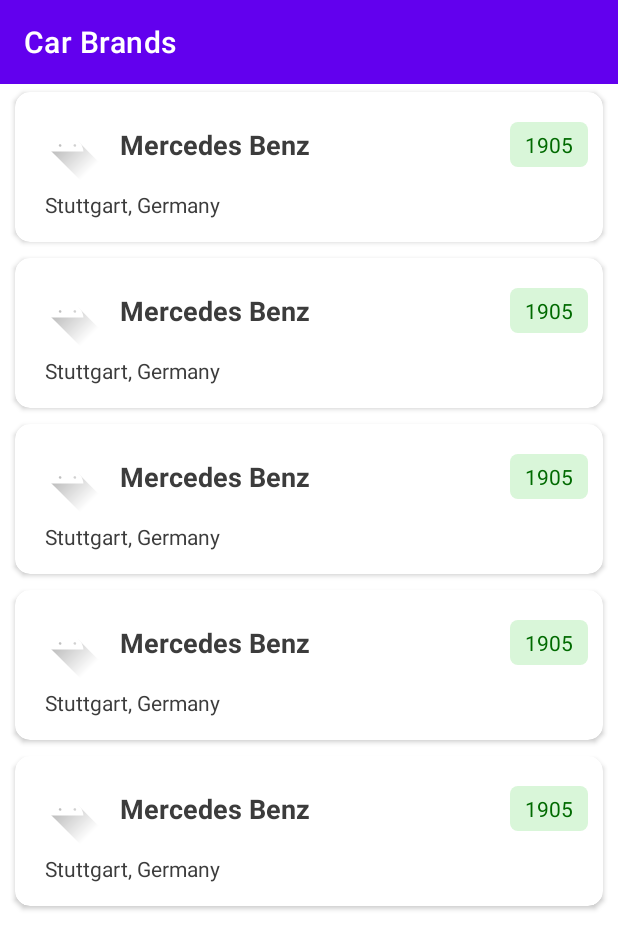
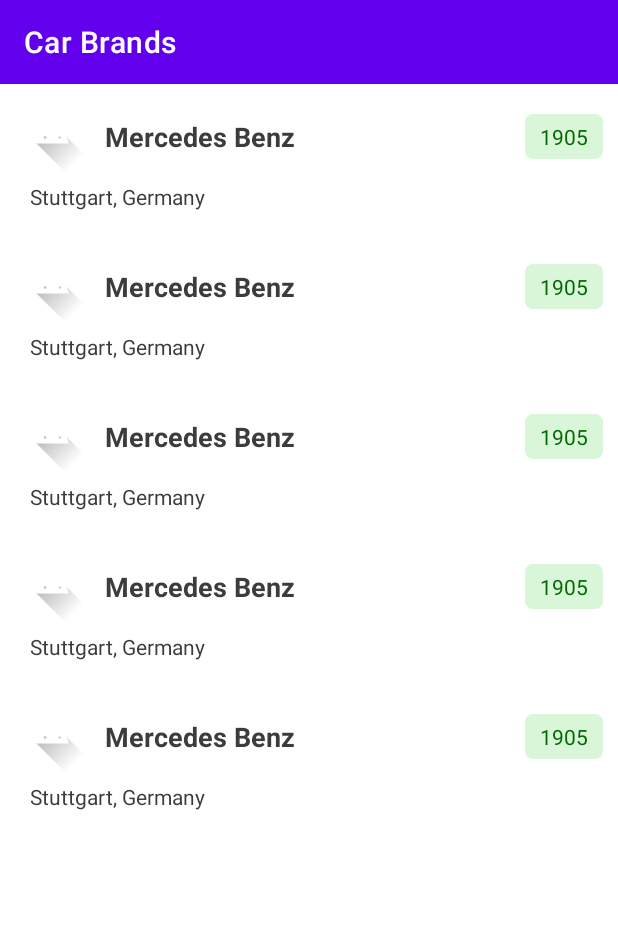
Before and after one commit to ritwikjamuar/PkgRecyclerView, an Android app: the layout activity_demonstration2.xml on its own in the app's theme, with its tools: preview values and no code run, on a phone screen of 412 x 824 dp. Shown: the top 949 px of the screen. Run offline under Robolectric (Android 15) with nearby library versions, the phone set to English and light mode, and no system bars; Roboto replaces fonts that are not available here.

Commit message:
REMOVED THE CarBrandViewHolder as it deemed too much inefficient as Frames were still skipping despite best efforts. Also created CarBrandBasicInfoViewHolder with it's Layout XML item_car_brand_basic_info.xml,

```diff
--- a/app/src/main/res/layout/activity_demonstration2.xml
+++ b/app/src/main/res/layout/activity_demonstration2.xml
@@ -21,6 +21,6 @@
 		android:layout_width="match_parent"
 		android:layout_height="match_parent"
 		tools:itemCount="5"
-		tools:listitem="@layout/item_car_brand" />
+		tools:listitem="@layout/item_car_brand_basic_info" />
 
 </LinearLayout>
--- a/app/src/main/res/layout/item_car_brand.xml
+++ /dev/null
@@ -1,117 +0,0 @@
-<?xml version="1.0" encoding="utf-8"?>
-<androidx.cardview.widget.CardView
-	xmlns:android="http://schemas.android.com/apk/res/android"
-	xmlns:app="http://schemas.android.com/apk/res-auto"
-	xmlns:tools="http://schemas.android.com/tools"
-	android:layout_width="match_parent"
-	android:layout_height="wrap_content"
-	android:layout_marginHorizontal="10dp"
-	android:layout_marginVertical="5dp"
-	app:cardCornerRadius="10dp">
-
-	<androidx.constraintlayout.widget.ConstraintLayout
-		android:layout_width="match_parent"
-		android:layout_height="wrap_content">
-
-		<androidx.constraintlayout.widget.Guideline
-			android:id="@+id/guideline_left"
-			android:layout_width="wrap_content"
-			android:layout_height="wrap_content"
-			android:orientation="vertical"
-			app:layout_constraintGuide_begin="10dp" />
-
-		<androidx.constraintlayout.widget.Guideline
-			android:id="@+id/guideline_right"
-			android:layout_width="wrap_content"
-			android:layout_height="wrap_content"
-			android:orientation="vertical"
-			app:layout_constraintGuide_end="10dp" />
-
-		<androidx.constraintlayout.widget.Guideline
-			android:id="@+id/guideline_top"
-			android:layout_width="wrap_content"
-			android:layout_height="wrap_content"
-			android:orientation="horizontal"
-			app:layout_constraintGuide_begin="10dp" />
-
-		<androidx.constraintlayout.widget.Guideline
-			android:id="@+id/guideline_bottom"
-			android:layout_width="wrap_content"
-			android:layout_height="wrap_content"
-			android:orientation="horizontal"
-			app:layout_constraintGuide_end="10dp" />
-
-		<ImageView
-			android:id="@+id/value_image_car_brand_logo"
-			android:layout_width="50dp"
-			android:layout_height="50dp"
-			android:contentDescription="@string/imcd_car_brand_logo"
-			app:layout_constraintBottom_toTopOf="@id/value_text_car_brand_head_quarter"
-			app:layout_constraintStart_toStartOf="@id/guideline_left"
-			app:layout_constraintTop_toTopOf="@id/guideline_top"
-			tools:src="@drawable/ic_launcher_foreground" />
-
-		<TextView
-			android:id="@+id/value_text_car_brand_name"
-			style="@style/CarBrand.BrandName"
-			android:layout_width="0dp"
-			android:layout_height="0dp"
-			app:layout_constraintBottom_toBottomOf="@id/value_image_car_brand_logo"
-			app:layout_constraintEnd_toEndOf="@id/guideline_right"
-			app:layout_constraintStart_toEndOf="@id/value_image_car_brand_logo"
-			app:layout_constraintTop_toTopOf="@id/value_image_car_brand_logo"
-			tools:text="Mercedes Benz" />
-
-		<TextView
-			android:id="@+id/value_text_car_brand_founded"
-			android:layout_width="wrap_content"
-			android:layout_height="wrap_content"
-			android:background="@drawable/ic_rounded_rectangle_car_brand_founded"
-			android:paddingStart="10dp"
-			android:paddingTop="5dp"
-			android:paddingEnd="10dp"
-			android:paddingBottom="5dp"
-			android:textColor="@color/color_text_car_brand_founded"
-			app:layout_constraintBottom_toBottomOf="@id/value_text_car_brand_name"
-			app:layout_constraintEnd_toEndOf="@id/value_text_car_brand_name"
-			app:layout_constraintTop_toTopOf="@id/value_text_car_brand_name"
-			tools:text="1905" />
-
-		<TextView
-			android:id="@+id/value_text_car_brand_head_quarter"
-			style="@style/CarBrand.HeadQuarter"
-			android:layout_width="0dp"
-			android:layout_height="wrap_content"
-			android:paddingStart="10dp"
-			android:paddingTop="5dp"
-			android:paddingEnd="10dp"
-			android:paddingBottom="5dp"
-			app:layout_constraintBottom_toTopOf="@id/list_car_brand_founders"
-			app:layout_constraintEnd_toEndOf="@id/guideline_right"
-			app:layout_constraintStart_toStartOf="@id/guideline_left"
-			app:layout_constraintTop_toBottomOf="@id/value_image_car_brand_logo"
-			tools:text="Stuttgart, Germany" />
-
-		<androidx.recyclerview.widget.RecyclerView
-			android:id="@+id/list_car_brand_founders"
-			android:layout_width="0dp"
-			android:layout_height="wrap_content"
-			app:layout_constraintBottom_toTopOf="@id/list_car_brand_popular_cars"
-			app:layout_constraintEnd_toEndOf="@id/guideline_right"
-			app:layout_constraintStart_toStartOf="@id/guideline_left"
-			tools:itemCount="2"
-			tools:listitem="@layout/item_car_brand_founder" />
-
-		<androidx.recyclerview.widget.RecyclerView
-			android:id="@+id/list_car_brand_popular_cars"
-			android:layout_width="0dp"
-			android:layout_height="wrap_content"
-			app:layout_constraintBottom_toBottomOf="@id/guideline_bottom"
-			app:layout_constraintEnd_toEndOf="@id/guideline_right"
-			app:layout_constraintStart_toStartOf="@id/guideline_left"
-			tools:itemCount="4"
-			tools:listitem="@layout/item_car_brand_popular_car" />
-
-	</androidx.constraintlayout.widget.ConstraintLayout>
-
-</androidx.cardview.widget.CardView>
--- /dev/null
+++ b/app/src/main/res/layout/item_car_brand_basic_info.xml
@@ -0,0 +1,89 @@
+<?xml version="1.0" encoding="utf-8"?>
+<androidx.constraintlayout.widget.ConstraintLayout
+	xmlns:android="http://schemas.android.com/apk/res/android"
+	xmlns:app="http://schemas.android.com/apk/res-auto"
+	xmlns:tools="http://schemas.android.com/tools"
+	android:layout_width="match_parent"
+	android:layout_height="wrap_content">
+
+	<androidx.constraintlayout.widget.Guideline
+		android:id="@+id/guideline_left"
+		android:layout_width="wrap_content"
+		android:layout_height="wrap_content"
+		android:orientation="vertical"
+		app:layout_constraintGuide_begin="10dp" />
+
+	<androidx.constraintlayout.widget.Guideline
+		android:id="@+id/guideline_right"
+		android:layout_width="wrap_content"
+		android:layout_height="wrap_content"
+		android:orientation="vertical"
+		app:layout_constraintGuide_end="10dp" />
+
+	<androidx.constraintlayout.widget.Guideline
+		android:id="@+id/guideline_top"
+		android:layout_width="wrap_content"
+		android:layout_height="wrap_content"
+		android:orientation="horizontal"
+		app:layout_constraintGuide_begin="10dp" />
+
+	<androidx.constraintlayout.widget.Guideline
+		android:id="@+id/guideline_bottom"
+		android:layout_width="wrap_content"
+		android:layout_height="wrap_content"
+		android:orientation="horizontal"
+		app:layout_constraintGuide_end="10dp" />
+
+	<ImageView
+		android:id="@+id/value_image_car_brand_logo"
+		android:layout_width="50dp"
+		android:layout_height="50dp"
+		android:contentDescription="@string/imcd_car_brand_logo"
+		app:layout_constraintBottom_toTopOf="@id/value_text_car_brand_head_quarter"
+		app:layout_constraintStart_toStartOf="@id/guideline_left"
+		app:layout_constraintTop_toTopOf="@id/guideline_top"
+		app:layout_constraintVertical_chainStyle="spread_inside"
+		tools:src="@drawable/ic_launcher_foreground" />
+
+	<TextView
+		android:id="@+id/value_text_car_brand_name"
+		style="@style/CarBrand.BrandName"
+		android:layout_width="0dp"
+		android:layout_height="0dp"
+		app:layout_constraintBottom_toBottomOf="@id/value_image_car_brand_logo"
+		app:layout_constraintEnd_toEndOf="@id/guideline_right"
+		app:layout_constraintStart_toEndOf="@id/value_image_car_brand_logo"
+		app:layout_constraintTop_toTopOf="@id/value_image_car_brand_logo"
+		tools:text="Mercedes Benz" />
+
+	<TextView
+		android:id="@+id/value_text_car_brand_founded"
+		android:layout_width="wrap_content"
+		android:layout_height="wrap_content"
+		android:background="@drawable/ic_rounded_rectangle_car_brand_founded"
+		android:paddingStart="10dp"
+		android:paddingTop="5dp"
+		android:paddingEnd="10dp"
+		android:paddingBottom="5dp"
+		android:textColor="@color/color_text_car_brand_founded"
+		app:layout_constraintBottom_toBottomOf="@id/value_text_car_brand_name"
+		app:layout_constraintEnd_toEndOf="@id/value_text_car_brand_name"
+		app:layout_constraintTop_toTopOf="@id/value_text_car_brand_name"
+		tools:text="1905" />
+
+	<TextView
+		android:id="@+id/value_text_car_brand_head_quarter"
+		style="@style/CarBrand.HeadQuarter"
+		android:layout_width="0dp"
+		android:layout_height="wrap_content"
+		android:paddingStart="10dp"
+		android:paddingTop="5dp"
+		android:paddingEnd="10dp"
+		android:paddingBottom="5dp"
+		app:layout_constraintBottom_toBottomOf="@id/guideline_bottom"
+		app:layout_constraintEnd_toEndOf="@id/guideline_right"
+		app:layout_constraintStart_toStartOf="@id/guideline_left"
+		app:layout_constraintTop_toBottomOf="@id/value_image_car_brand_logo"
+		tools:text="Stuttgart, Germany" />
+
+</androidx.constraintlayout.widget.ConstraintLayout>
```
Also changed, not shown: app/src/main/java/com/droidboi/recyclerView/ui/adapter/CarBrandAdapters.kt (+70 -92 lines), app/src/main/java/com/droidboi/recyclerView/ui/viewHolder/CarBrandViewHolders.kt (+21 -69 lines).
